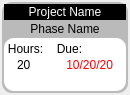
kanooshka/DPS_PIPELINE, file DPSPipeline/widgets/mytaskswidgetitem/ui/mytaskswidgetitem.ui: the form before one commit.
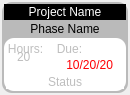
The form after the commit.

```diff
--- a/DPSPipeline/widgets/mytaskswidgetitem/ui/mytaskswidgetitem.ui
+++ b/DPSPipeline/widgets/mytaskswidgetitem/ui/mytaskswidgetitem.ui
@@ -135,6 +135,9 @@
       </item>
       <item>
        <widget class="QFrame" name="frame_2">
+        <property name="enabled">
+         <bool>false</bool>
+        </property>
         <property name="styleSheet">
          <string notr="true">background-color: rgb(255, 255, 255)</string>
         </property>
@@ -144,7 +147,7 @@
         <property name="frameShadow">
          <enum>QFrame::Raised</enum>
         </property>
-        <layout class="QHBoxLayout" name="horizontalLayout_4">
+        <layout class="QVBoxLayout" name="verticalLayout_3">
          <property name="spacing">
           <number>2</number>
          </property>
@@ -226,6 +229,16 @@
            </item>
           </layout>
          </item>
+         <item>
+          <widget class="QLabel" name="status">
+           <property name="text">
+            <string>Status</string>
+           </property>
+           <property name="alignment">
+            <set>Qt::AlignCenter</set>
+           </property>
+          </widget>
+         </item>
         </layout>
        </widget>
       </item>
```
